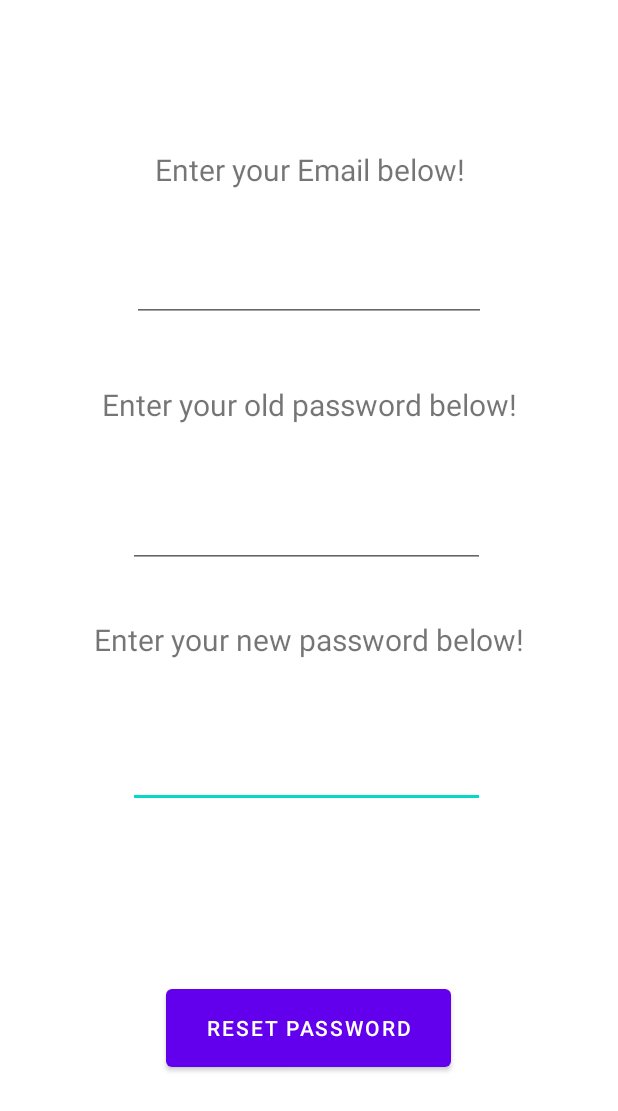
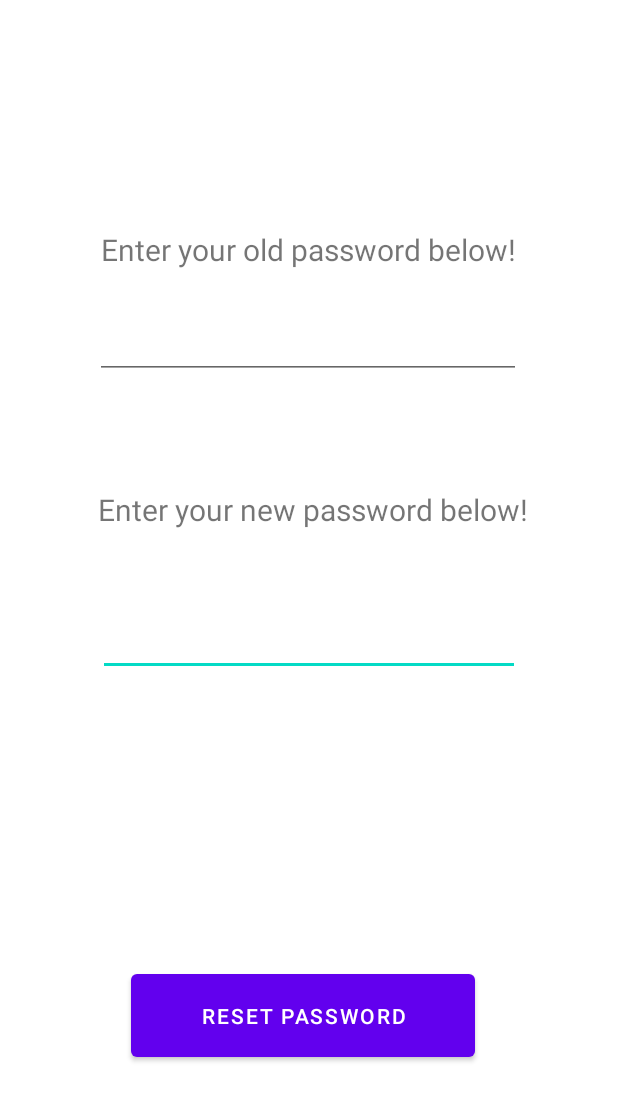
Before and after one commit to majedyousef/3130_proj, an Android app: the fragment ProfileFragment shown on its own in the app's theme, after a tap on "CHANGE PASSWORD", on a phone screen of 412 x 824 dp. Shown: the top 1111 px of the screen. Run offline under Robolectric (Android 15) with nearby library versions, the phone set to English and light mode, and no system bars; our stand-ins replace Firebase (no records; nobody signed in at launch, a user with empty details on screens opened directly); 6 statements that could not run were skipped.

Commit message:
Removed email element of reset password. Made minor changes to design and refactored some code. Passed all espresso and Junit tests. Transaction history and Settings are the only things remaining in the profile page.

```diff
--- a/app/src/main/java/com/example/csci3130project/ui/profile/ProfileFragment.java
+++ b/app/src/main/java/com/example/csci3130project/ui/profile/ProfileFragment.java
@@ -110,7 +110,7 @@ public class ProfileFragment extends Fragment {
                updateProfileUserName(userNameList.get(indexOfUser));
                updateProfileFullName(firstNameList.get(indexOfUser),lastNameList.get(indexOfUser));
 
-               //Storing the users password to update it
+               //Storing the users information to transfer to other pages
                passwordOfUser = passwordList.get(indexOfUser);
                userIdOfUser = String.valueOf(userIdList.get(indexOfUser));
                emailOfUser = emailList.get(indexOfUser);
@@ -127,6 +127,7 @@ public class ProfileFragment extends Fragment {
         profileFullName = root.findViewById(R.id.FullNameText);
         profileUserName = root.findViewById(R.id.UserNameText);
 
+        //Users can log out of their account from the profile page
         logOutButton = root.findViewById(R.id.logOutButtonProfile);
         logOutButton.setOnClickListener(new View.OnClickListener() {
             @Override
@@ -134,6 +135,8 @@ public class ProfileFragment extends Fragment {
                 startActivity(new Intent(getActivity(),Logout.class));
             }
         });
+
+        //Users can change passwords from their profile page
         changePassword = root.findViewById(R.id.changePassBtn);
         changePassword.setOnClickListener(new View.OnClickListener() {
             @Override
--- a/app/src/main/res/layout/activity_change_password.xml
+++ b/app/src/main/res/layout/activity_change_password.xml
@@ -10,64 +10,40 @@
         android:id="@+id/enterYourOldPassView"
         android:layout_width="290dp"
         android:layout_height="53dp"
+        android:layout_marginBottom="388dp"
         android:gravity="center"
         android:text="Enter your old password below!"
         android:textSize="20sp"
-        app:layout_constraintBottom_toTopOf="@+id/oldPasswordText"
+        app:layout_constraintBottom_toBottomOf="parent"
         app:layout_constraintEnd_toEndOf="parent"
-        app:layout_constraintStart_toStartOf="parent"
-        app:layout_constraintTop_toBottomOf="@+id/editTextEmailAddress"
-        app:layout_constraintVertical_bias="0.514" />
-
-    <TextView
-        android:id="@+id/enterYourEmailViewOne"
-        android:layout_width="263dp"
-        android:layout_height="53dp"
-        android:gravity="center"
-        android:text="Enter your Email below!"
-        android:textSize="20sp"
-        app:layout_constraintBottom_toTopOf="@+id/editTextEmailAddress"
-        app:layout_constraintEnd_toEndOf="parent"
+        app:layout_constraintHorizontal_bias="0.495"
         app:layout_constraintStart_toStartOf="parent"
         app:layout_constraintTop_toTopOf="parent"
-        app:layout_constraintVertical_bias="0.819" />
+        app:layout_constraintVertical_bias="0.365" />
 
     <EditText
         android:id="@+id/newPasswordText"
-        android:layout_width="238dp"
-        android:layout_height="55dp"
+        android:layout_width="281dp"
+        android:layout_height="54dp"
         android:ems="10"
         android:inputType="textPersonName"
         app:layout_constraintBottom_toBottomOf="parent"
         app:layout_constraintEnd_toEndOf="parent"
-        app:layout_constraintHorizontal_bias="0.491"
-        app:layout_constraintStart_toStartOf="parent"
-        app:layout_constraintTop_toBottomOf="@+id/editTextEmailAddress"
-        app:layout_constraintVertical_bias="0.485" />
-
-    <EditText
-        android:id="@+id/editTextEmailAddress"
-        android:layout_width="236dp"
-        android:layout_height="55dp"
-        android:ems="10"
-        android:inputType="textEmailAddress"
-        app:layout_constraintBottom_toBottomOf="parent"
-        app:layout_constraintEnd_toEndOf="parent"
         app:layout_constraintStart_toStartOf="parent"
         app:layout_constraintTop_toTopOf="parent"
-        app:layout_constraintVertical_bias="0.207" />
+        app:layout_constraintVertical_bias="0.515" />
 
     <Button
         android:id="@+id/resetPassButton"
-        android:layout_width="190dp"
-        android:layout_height="64dp"
+        android:layout_width="229dp"
+        android:layout_height="67dp"
         android:text="Reset Password"
         app:layout_constraintBottom_toBottomOf="parent"
         app:layout_constraintEnd_toEndOf="parent"
-        app:layout_constraintHorizontal_bias="0.497"
+        app:layout_constraintHorizontal_bias="0.479"
         app:layout_constraintStart_toStartOf="parent"
-        app:layout_constraintTop_toBottomOf="@+id/editTextEmailAddress"
-        app:layout_constraintVertical_bias="0.804" />
+        app:layout_constraintTop_toTopOf="parent"
+        app:layout_constraintVertical_bias="0.85" />
 
     <TextView
         android:id="@+id/newPasswordView"
@@ -76,35 +52,35 @@
         android:gravity="center"
         android:text="Enter your new password below!"
         android:textSize="20sp"
-        app:layout_constraintBottom_toTopOf="@+id/newPasswordText"
+        app:layout_constraintBottom_toBottomOf="@+id/resetPassButton"
         app:layout_constraintEnd_toEndOf="parent"
-        app:layout_constraintHorizontal_bias="0.495"
+        app:layout_constraintHorizontal_bias="0.52"
         app:layout_constraintStart_toStartOf="parent"
-        app:layout_constraintTop_toBottomOf="@+id/oldPasswordText"
-        app:layout_constraintVertical_bias="0.419" />
+        app:layout_constraintTop_toTopOf="parent"
+        app:layout_constraintVertical_bias="0.477" />
 
     <EditText
         android:id="@+id/oldPasswordText"
-        android:layout_width="238dp"
-        android:layout_height="55dp"
+        android:layout_width="284dp"
+        android:layout_height="51dp"
         android:ems="10"
         android:inputType="textPersonName"
-        app:layout_constraintBottom_toTopOf="@+id/newPasswordText"
+        app:layout_constraintBottom_toBottomOf="@+id/resetPassButton"
         app:layout_constraintEnd_toEndOf="parent"
-        app:layout_constraintHorizontal_bias="0.491"
+        app:layout_constraintHorizontal_bias="0.496"
         app:layout_constraintStart_toStartOf="parent"
-        app:layout_constraintTop_toBottomOf="@+id/editTextEmailAddress"
-        app:layout_constraintVertical_bias="0.51" />
+        app:layout_constraintTop_toTopOf="parent"
+        app:layout_constraintVertical_bias="0.305" />
 
     <TextView
         android:id="@+id/displayTextView"
-        android:layout_width="198dp"
-        android:layout_height="35dp"
+        android:layout_width="297dp"
+        android:layout_height="39dp"
         android:gravity="center"
-        app:layout_constraintBottom_toTopOf="@+id/resetPassButton"
+        app:layout_constraintBottom_toBottomOf="parent"
         app:layout_constraintEnd_toEndOf="parent"
-        app:layout_constraintHorizontal_bias="0.497"
+        app:layout_constraintHorizontal_bias="0.46"
         app:layout_constraintStart_toStartOf="parent"
-        app:layout_constraintTop_toBottomOf="@+id/newPasswordText"
-        app:layout_constraintVertical_bias="0.857" />
+        app:layout_constraintTop_toTopOf="parent"
+        app:layout_constraintVertical_bias="0.732" />
 </androidx.constraintlayout.widget.ConstraintLayout>
```
Also changed, not shown: app/src/main/java/com/example/csci3130project/ChangePassword.java (+22 -32 lines), app/src/main/res/layout/fragment_profile.xml (+12 -13 lines), 1 other file.
